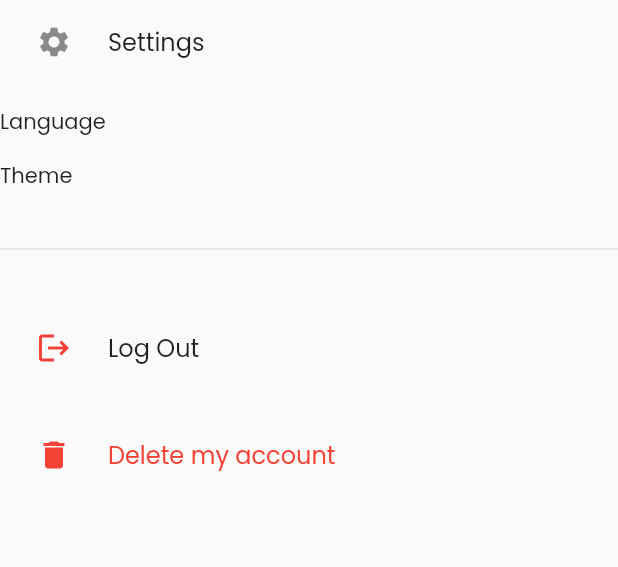
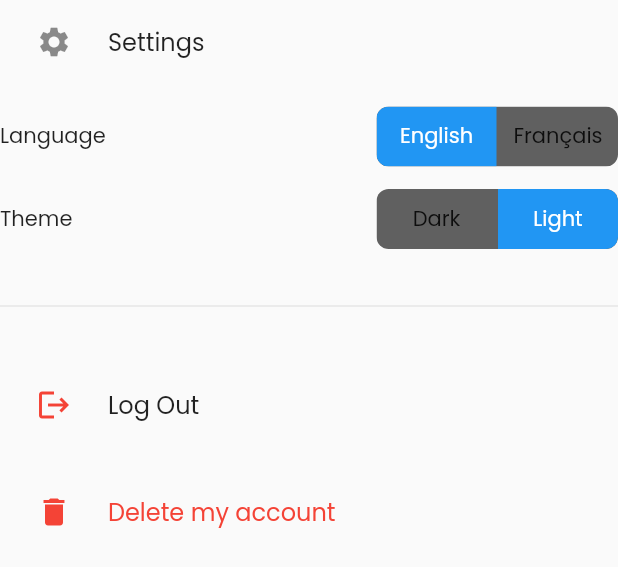
Before and after one commit to bricebou/my-finances, a Flutter app: the UserWidgetActions widget shown alone on an empty page, opened directly, on a phone screen of 412 x 824 dp. Shown: the top 567 px of the screen. Run offline on Flutter 3.47's test engine with Material 2 defaults, Android fonts, the phone set to English and light mode, and no system bars; drawn by our look-alikes of toggle_switch; our stand-ins replace dio, flutter_hooks, flutter_riverpod, form_validator, freezed_annotation, go_router and 5 more; accounts and stored records are empty; generated files the repository leaves out were written again; network calls fail.

Commit message:
feat : gestion des préférences utilisateurs (thème, langue)

```diff
--- a/app/lib/features/user/ui/pages/user_widget_actions.dart
+++ b/app/lib/features/user/ui/pages/user_widget_actions.dart
@@ -2,18 +2,31 @@ import 'package:app/core/exceptions/app_exceptions.dart';
 import 'package:app/core/exceptions/app_exceptions_translator.dart';
 import 'package:app/features/main/ui/widgets/custom_snackbar.dart';
 import 'package:app/features/user/states/auth_controller.dart';
+import 'package:app/features/user/states/settings_controller.dart';
 import 'package:app/features/user/states/user_controller.dart';
 import 'package:app/l10n/generated/l10n.dart';
 import 'package:app/utils/config/app_colors.dart';
+import 'package:app/utils/config/app_locales.dart';
 import 'package:flutter/material.dart';
 import 'package:go_router/go_router.dart';
 import 'package:hooks_riverpod/hooks_riverpod.dart';
+import 'package:toggle_switch/toggle_switch.dart';
 
 class UserWidgetActions extends ConsumerWidget {
   const UserWidgetActions({super.key});
 
   @override
   Widget build(BuildContext context, WidgetRef ref) {
+    final isDark = ref.watch(isDarkProvider);
+    final selectedLocale = ref.watch(setLocaleProvider).value;
+
+    var initialLocaleIndex = 0;
+    if (selectedLocale == SupportedLocales.english.locale) {
+      initialLocaleIndex = 0;
+    } else if (selectedLocale == SupportedLocales.french.locale) {
+      initialLocaleIndex = 1;
+    }
+
     return SingleChildScrollView(
       child: Column(
         children: [
@@ -41,17 +54,17 @@ class UserWidgetActions extends ConsumerWidget {
                   Text(
                     L.of(context).settings_language,
                   ),
-                  // ToggleSwitch(
-                  //   initialLabelIndex: initialLocaleIndex,
-                  //   totalSwitches: 2,
-                  //   minWidth: 80,
-                  //   labels: const ["English", "Français"],
-                  //   onToggle: (index) {
-                  //     ref
-                  //         .read(localeStateProvider.notifier)
-                  //         .setLocale(SupportedLocales.values[index!].locale);
-                  //   },
-                  // ),
+                  ToggleSwitch(
+                    initialLabelIndex: initialLocaleIndex,
+                    totalSwitches: 2,
+                    minWidth: 80,
+                    labels: const ["English", "Français"],
+                    onToggle: (index) {
+                      ref
+                          .read(setLocaleProvider.notifier)
+                          .setLocale(SupportedLocales.values[index!].locale);
+                    },
+                  ),
                 ],
               ),
               const SizedBox(
@@ -63,18 +76,18 @@ class UserWidgetActions extends ConsumerWidget {
                   Text(
                     L.of(context).settings_theme,
                   ),
-                  // ToggleSwitch(
-                  //   initialLabelIndex: isDark ? 0 : 1,
-                  //   totalSwitches: 2,
-                  //   minWidth: 80,
-                  //   labels: [
-                  //     AppLocalizations.of(context)!.settings_theme_dark,
-                  //     AppLocalizations.of(context)!.settings_theme_light
-                  //   ],
-                  //   onToggle: (index) {
-                  //     ref.read(isDarkProvider.notifier).toggleTheme();
-                  //   },
-                  // ),
+                  ToggleSwitch(
+                    initialLabelIndex: isDark ? 0 : 1,
+                    totalSwitches: 2,
+                    minWidth: 80,
+                    labels: [
+                      L.of(context).settings_theme_dark,
+                      L.of(context).settings_theme_light
+                    ],
+                    onToggle: (index) {
+                      ref.read(isDarkProvider.notifier).toggleTheme();
+                    },
+                  ),
                 ],
               ),
             ],
--- a/app/lib/l10n/arb/intl_en.arb
+++ b/app/lib/l10n/arb/intl_en.arb
@@ -42,6 +42,8 @@
   "settings": "Settings",
   "settings_language": "Language",
   "settings_theme": "Theme",
+  "settings_theme_dark": "Dark",
+  "settings_theme_light": "Light",
   "profile_actions_logout": "Log Out",
   "profile_actions_destroy": "Delete my account",
   "button_cancel": "Cancel",
--- a/app/lib/l10n/arb/intl_fr.arb
+++ b/app/lib/l10n/arb/intl_fr.arb
@@ -42,6 +42,8 @@
   "settings": "Paramètres",
   "settings_language": "Langue",
   "settings_theme": "Thème",
+  "settings_theme_dark": "Sombre",
+  "settings_theme_light": "Clair",
   "profile_actions_logout": "Se déconnecter",
   "profile_actions_destroy": "Supprimer mon compte",
   "button_cancel": "Annuler",
--- a/app/lib/main.dart
+++ b/app/lib/main.dart
@@ -1,6 +1,7 @@
 import 'package:app/core/router/router_listenable.dart';
 import 'package:app/core/router/routes.dart';
 import 'package:app/core/storage/storage_helpers.dart';
+import 'package:app/features/user/states/settings_controller.dart';
 import 'package:app/l10n/generated/l10n.dart';
 import 'package:app/utils/config/app_themes.dart';
 import 'package:flutter/material.dart';
@@ -30,6 +31,7 @@ class MyApp extends HookConsumerWidget {
   @override
   Widget build(BuildContext context, WidgetRef ref) {
     final notifier = ref.watch(routerListenableProvider.notifier);
+    final isDark = ref.watch(isDarkProvider);
 
     final key = useRef(GlobalKey<NavigatorState>(debugLabel: 'routerKey'));
     final router = useMemoized(
@@ -47,9 +49,11 @@ class MyApp extends HookConsumerWidget {
     return MaterialApp.router(
       localizationsDelegates: L.localizationsDelegates,
       supportedLocales: L.supportedLocales,
+      locale: ref.watch(setLocaleProvider).value,
       routerConfig: router,
       theme: themeDataLight,
       darkTheme: themeDataDark,
+      themeMode: isDark ? ThemeMode.dark : ThemeMode.light,
       title: 'My Finances',
     );
   }
--- /dev/null
+++ b/app/lib/utils/config/app_locales.dart
@@ -0,0 +1,16 @@
+import 'dart:ui';
+
+const Locale defaultLocale = Locale('en', 'US');
+
+enum SupportedLocales {
+  english(Locale('en', 'US')),
+  french(Locale('fr', 'FR'));
+
+  const SupportedLocales(this.locale);
+
+  final Locale locale;
+
+  static List<Locale> toLocalesList() {
+    return SupportedLocales.values.map((e) => e.locale).toList();
+  }
+}
```
Also changed, not shown: app/lib/core/storage/storage_helpers.dart (+20 -0 lines), app/lib/features/user/states/settings_controller.dart (added, +51 -0 lines), app/lib/features/user/states/settings_controller.g.dart (added), app/lib/features/user/states/user_controller.g.dart, app/lib/l10n/generated/l10n.dart, app/lib/l10n/generated/l10n_en.dart, app/lib/l10n/generated/l10n_fr.dart.
